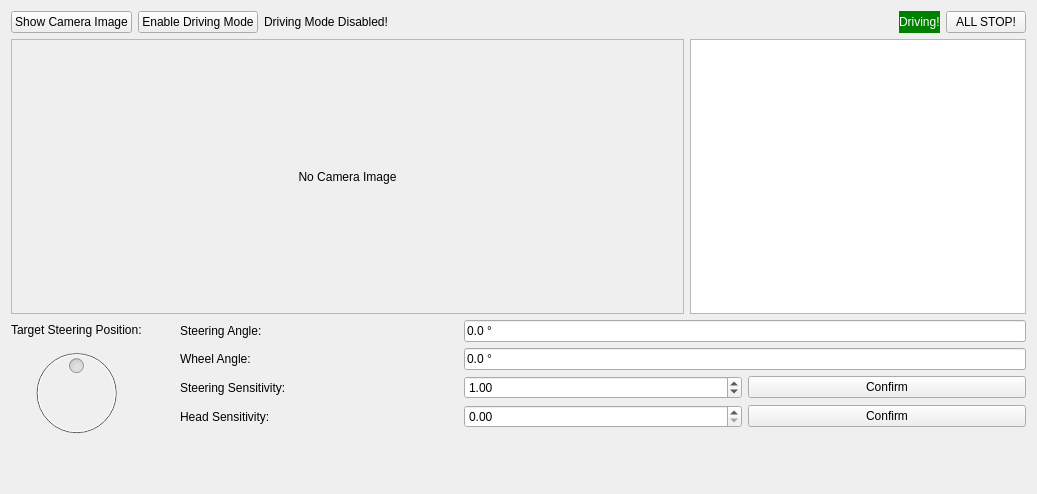
This is thor_mang_driving_widget/src/driving_widget.ui in hector-humanoid/humanoid_driving as Qt 5 draws it before an edit. The edited form follows.
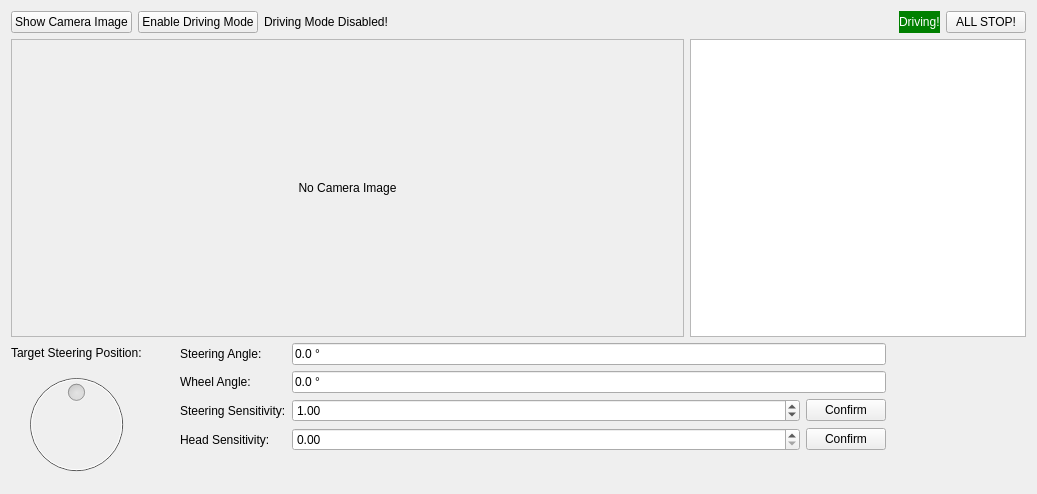
This is the edited form. Icons and pictures are not drawn.

Commit message: fixed: correct DrivingCommand.msg, added logo

What changed in the file:
```diff
--- a/thor_mang_driving_widget/src/driving_widget.ui
+++ b/thor_mang_driving_widget/src/driving_widget.ui
@@ -133,7 +133,7 @@
      </layout>
     </item>
     <item>
-     <layout class="QHBoxLayout" name="horizontalLayout_2" stretch="0,0,1">
+     <layout class="QHBoxLayout" name="horizontalLayout_2" stretch="0,0,1,0,0">
       <item>
        <layout class="QVBoxLayout" name="verticalLayout" stretch="0,0,1,0">
         <item>
@@ -198,7 +198,7 @@
           <property name="sizeHint" stdset="0">
            <size>
             <width>20</width>
-            <height>40</height>
+            <height>0</height>
            </size>
           </property>
          </spacer>
@@ -222,7 +222,7 @@
        </spacer>
       </item>
       <item>
-       <layout class="QGridLayout" name="gridLayout">
+       <layout class="QGridLayout" name="gridLayout" columnstretch="0,1,0">
         <item row="0" column="0">
          <widget class="QLabel" name="label_SteeringAngle">
           <property name="text">
@@ -323,6 +323,47 @@
         </item>
        </layout>
       </item>
+      <item>
+       <spacer name="horizontalSpacer_3">
+        <property name="orientation">
+         <enum>Qt::Horizontal</enum>
+        </property>
+        <property name="sizeType">
+         <enum>QSizePolicy::Fixed</enum>
+        </property>
+        <property name="sizeHint" stdset="0">
+         <size>
+          <width>32</width>
+          <height>20</height>
+         </size>
+        </property>
+       </spacer>
+      </item>
+      <item>
+       <widget class="QLabel" name="label_Logo">
+        <property name="minimumSize">
+         <size>
+          <width>102</width>
+          <height>140</height>
+         </size>
+        </property>
+        <property name="maximumSize">
+         <size>
+          <width>102</width>
+          <height>140</height>
+         </size>
+        </property>
+        <property name="text">
+         <string/>
+        </property>
+        <property name="pixmap">
+         <pixmap>:/imgs/hector_logo.png</pixmap>
+        </property>
+        <property name="scaledContents">
+         <bool>true</bool>
+        </property>
+       </widget>
+      </item>
      </layout>
     </item>
    </layout>
```
The commit also changes 7 other files.
